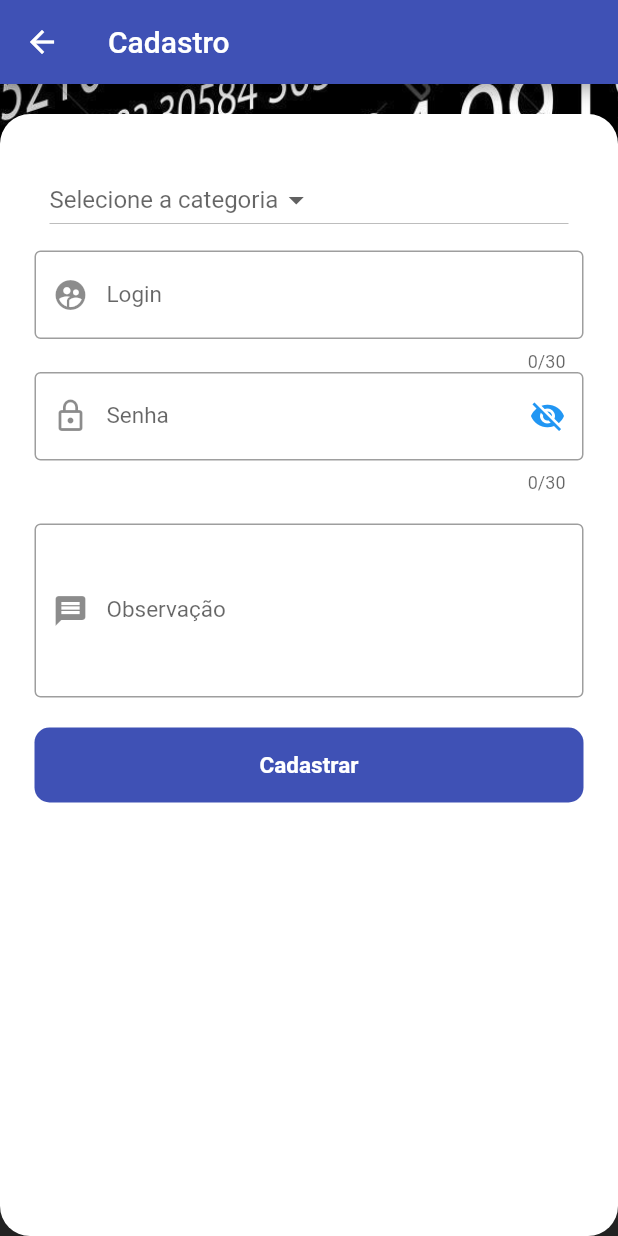
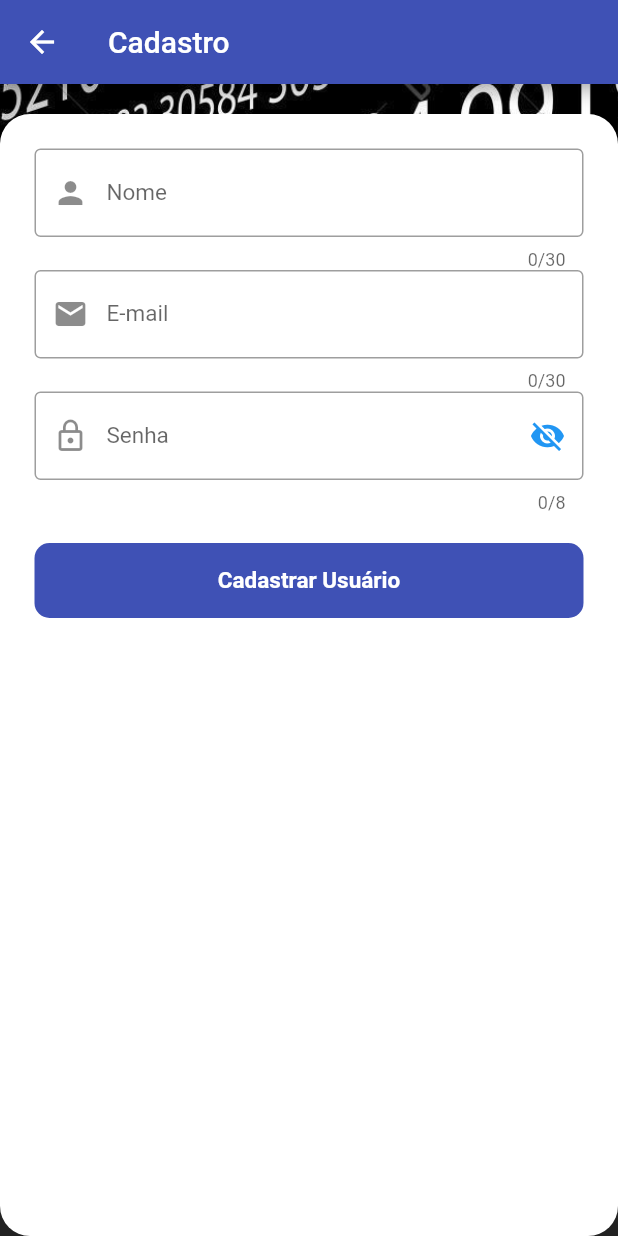
Before and after one commit to dariosalles/minhassenhassqlite, a Flutter app: the Cadastro screen opened directly, on a phone screen of 412 x 824 dp. Run offline on Flutter 3.47's test engine with Material 2 defaults, Android fonts, the phone set to English and light mode, and no system bars; our stand-ins replace fluttertoast, shared_preferences, sqflite; accounts and stored records are empty; Roboto replaces fonts that are missing (SFUIDisplay).

Commit message:
MAC-09062020-2215

```diff
--- a/lib/main.dart
+++ b/lib/main.dart
@@ -1,4 +1,5 @@
 import 'package:flutter/material.dart';
+import 'package:sqlite/pages/cadastro_page.dart';
 import 'package:sqlite/pages/home_page.dart';
 import 'pages/login_page.dart';
 import 'pages/senha_page.dart';
@@ -12,6 +13,7 @@ void main() {
     initialRoute: "/",
     routes: {
       '/': (context) => Inicial(),
+      '/cadastro': (context) => Cadastro(),
       '/inicial': (context) => HomePage(),
       '/senha':(context) => SenhaPage()
 
--- /dev/null
+++ b/lib/models/cadastro.dart
@@ -0,0 +1,24 @@
+class Cadastro {
+  String nome;
+  String email;
+  String senha;
+
+  Cadastro(this.nome, this.email, this.senha);
+
+  // converte Objeto para Map
+  Map<String,dynamic> toMap() {
+    var map = <String,dynamic> {
+      'nome': nome,
+      'email': email,
+      'senha': senha
+    };
+    return map;
+  }
+  // Converte Map para Objeto
+  Cadastro.fromMap(Map<String, dynamic> map){
+    nome = map['nome'];
+    email = map['email'];
+    senha = map['senha'];
+  }
+
+}
--- a/lib/models/senhas.dart
+++ b/lib/models/senhas.dart
@@ -1,6 +1,5 @@
 class Senhas {
   int id;
-  int id_usuario;
   String categoria;
   String login;
   String senha;
@@ -8,13 +7,12 @@ class Senhas {
   String data_cadastro;
   String ativado;
 
-  Senhas(this.id, this.id_usuario, this.categoria, this.login, this.senha, this.obs, this.data_cadastro, this.ativado);
+  Senhas(this.id, this.categoria, this.login, this.senha, this.obs, this.data_cadastro, this.ativado);
 
   // converte Objeto para Map
   Map<String,dynamic> toMap() {
     var map = <String,dynamic> {
       'id': id,
-      'id_usuario': id_usuario,
       'categoria': categoria,
       'login': login,
       'senha': senha,
@@ -27,7 +25,6 @@ class Senhas {
   // Converte Map para Objeto
   Senhas.fromMap(Map<String, dynamic> map){
     id = map['id'];
-    id_usuario = map['id_usuario'];
     categoria = map['categoria'];
     login = map['login'];
     senha = map['senha'];
--- a/lib/pages/cadastro_page.dart
+++ b/lib/pages/cadastro_page.dart
@@ -9,7 +9,7 @@ class Cadastro extends StatefulWidget {
 
 class _CadastroState extends State<Cadastro> {
 
-// Initially password is obscure
+  // Initially password is obscure
   bool _obscureText = true;
 
   // Toggles the password show status
@@ -19,131 +19,10 @@ class _CadastroState extends State<Cadastro> {
     });
   }
 
-  List<String> _categorias = ['Banco', 'Email', 'Entretenimento', 'Internet', 'Jogos', 'Outro', 'Social','Trabalho' ]; // Option 2
-  String _selectedCategoria; // Option 2
-
-
-  String _resultCad;
-
-  //CONTROLLER - CADASTRO - RECUPERA O QUE FOI DIGITADO
-  //TextEditingController _controllerCategoria = TextEditingController();
-  TextEditingController _controllerLogin = TextEditingController();
+  //CONTROLLER - BUSCA - RECUPERA O QUE FOI DIGITADO
+  TextEditingController _controllerNome = TextEditingController();
+  TextEditingController _controllerEmail = TextEditingController();
   TextEditingController _controllerSenha = TextEditingController();
-  TextEditingController _controllerObs = TextEditingController();
-
-
-  mensagemToast(String msg) {
-
-    return Fluttertoast.showToast(
-
-        msg: msg,
-        toastLength: Toast.LENGTH_SHORT,
-        gravity: ToastGravity.BOTTOM,
-        timeInSecForIos: 3,
-        backgroundColor: Color.fromARGB(255, 214, 37, 1),
-        textColor: Colors.white,
-        fontSize: 16.0
-    );
-
-
-  }
-
-//  _setCadastro() async {
-//
-//    SharedPreferences sp = await SharedPreferences.getInstance();
-//
-//    String categoria = _selectedCategoria;
-//    String login = _controllerLogin.text.trim();
-//    String senha = _controllerSenha.text.trim();
-//    String obs = _controllerObs.text.trim();
-//    String idusuario = sp.getString('id_usuario');
-//
-//    //print('Categoria: ' + categoria + ' Id Usuario: ' + idusuario + ' Senha: ' + senha + ' Obs: ' + obs);
-//
-//    if(categoria.isEmpty || login.isEmpty || senha.isEmpty || obs.isEmpty) {
-//
-//      mensagemToast("Campo Categoria, Login, Senha ou/e Observação em branco");
-//
-//    } else {
-//
-//
-//      //String _apiCadastro = 'http://www.dsxweb.com/apps/minhassenhas/api/apiCadastra_senha.php?token=$_token';
-//      String _apiCadastro = '${Constants.baseUrlApi}apiCadastra_senha.php';
-//
-//      //print(_apiCadastro);
-//
-//      http.Response response;
-//
-//      response = await http.post(_apiCadastro, body: {'id_usuario': idusuario, 'categoria': categoria, 'login': login, 'senha': senha, 'obs': obs, 'token': Constants.token.toString()});
-//
-//      //print(response.body);
-//
-//
-//      if (response.statusCode == 200) {
-//
-//        setState(() {
-//          _resultCad = response.body;
-//        });
-//
-//        //print('Resultado: $_resultCad');
-//
-//
-//        if(_resultCad=='Erro') {
-//
-//          //print('Erro no Cadastro');
-//          mensagemToast('Erro Cadastro');
-//
-//
-//        } else {
-//
-//          //print('Cadastro feito com sucesso');
-//
-//
-//          showDialog(context: context,
-//              builder: (context){
-//                return AlertDialog(
-//                  shape: RoundedRectangleBorder(
-//                      borderRadius: BorderRadius.all(Radius.circular(20.0))
-//                  ),
-//                  title: Text('Cadastrado com sucesso'),
-//                  titlePadding: EdgeInsets.all(20),
-//                  titleTextStyle: TextStyle(
-//                      fontSize: 20,
-//                      color: Colors.red
-//                  ),
-//                  content: Text('Cadastro do login efetuado com sucesso.',
-//                      textAlign: TextAlign.center),
-//                  contentPadding: EdgeInsets.all(20),
-//                  actions: <Widget>[
-//                    RaisedButton(
-//                      child: Text("OK"),
-//                      onPressed: (){
-//                        print('sim');
-//                        Navigator.pushNamed(context, '/inicial');
-//                      },
-//                    ),
-//                  ],
-//
-//                );
-//              });
-//          //print('Clicado $indice');
-//          //Navigator.pushNamed(context, '/');
-//
-//        }
-//
-//
-//
-//      } else {
-//
-//        print('Erro 500');
-//
-//      }
-//
-//
-//
-//    }
-//
-//  }
 
   @override
   Widget build(BuildContext context) {
@@ -178,30 +57,10 @@ class _CadastroState extends State<Cadastro> {
                 child: ListView(
                   padding: EdgeInsets.all(0),
                   children: <Widget>[
-                    Padding(
-                      padding: EdgeInsets.all(10),
-                      //alignment: Alignment.center,
-                      //color: Colors.orange,
-                      child: DropdownButton(
-                        hint: Text('Selecione a categoria'), // Not necessary for Option 1
-                        value: _selectedCategoria,
-                        onChanged: (newValue) {
-                          setState(() {
-                            _selectedCategoria = newValue;
-                          });
-                        },
-                        items: _categorias.map((location) {
-                          return DropdownMenuItem(
-                            child: new Text(location),
-                            value: location,
-                          );
-                        }).toList(),
-                      ),
-                    ),
                     Container(
                       color: Colors.white,
                       child: TextFormField(
-                        controller: _controllerLogin,
+                        controller: _controllerNome,
                         maxLength: 30,
                         obscureText: false,
                         style: TextStyle(
@@ -210,8 +69,49 @@ class _CadastroState extends State<Cadastro> {
                         ),
                         decoration: InputDecoration(
                             border: OutlineInputBorder(),
-                            labelText: 'Login',
-                            prefixIcon: Icon(Icons.supervised_user_circle),
+                            labelText: 'Nome',
+                            prefixIcon: Icon(Icons.person),
+                            labelStyle: TextStyle(
+                                fontSize: 15
+                            )
+                        ),
+                      ),
+
+                    ),
+//                    Padding(
+//                      padding: EdgeInsets.only(top: 20),
+//                      child: TextField(
+//                        maxLines: 1,
+//                        controller: _controllerNome,
+//                        style: TextStyle(
+//                            color: Colors.black,
+//                            fontFamily: 'SFUIDisplay'
+//                        ),
+//                        decoration: InputDecoration(
+//                            border: OutlineInputBorder(),
+//                            labelText: 'Nome',
+//                            prefixIcon: Icon(Icons.person),
+//                            labelStyle: TextStyle(
+//                              fontSize: 15,
+//
+//                            )
+//                        ),
+//                      ),
+//                    ),
+                    Container(
+                      color: Colors.white,
+                      child: TextFormField(
+                        controller: _controllerEmail,
+                        maxLength: 30,
+                        obscureText: false,
+                        style: TextStyle(
+                            color: Colors.black,
+                            fontFamily: 'SFUIDisplay'
+                        ),
+                        decoration: InputDecoration(
+                            border: OutlineInputBorder(),
+                            labelText: 'E-mail',
+                            prefixIcon: Icon(Icons.mail),
                             labelStyle: TextStyle(
                                 fontSize: 15
                             )
@@ -222,7 +122,7 @@ class _CadastroState extends State<Cadastro> {
                       color: Colors.white,
                       child: TextFormField(
                         controller: _controllerSenha,
-                        maxLength: 30,
+                        maxLength: 8,
                         obscureText: _obscureText,
                         style: TextStyle(
                             color: Colors.black,
@@ -247,34 +147,15 @@ class _CadastroState extends State<Cadastro> {
                         ),
                       ),
                     ),
-                    Padding(
-                      padding: EdgeInsets.only(top: 20),
-                      child: TextField(
-                        maxLines: 4,
-                        controller: _controllerObs,
-                        style: TextStyle(
-                            color: Colors.black,
-                            fontFamily: 'SFUIDisplay'
-                        ),
-                        decoration: InputDecoration(
-                            border: OutlineInputBorder(),
-                            labelText: 'Observação',
-                            prefixIcon: Icon(Icons.message),
-                            labelStyle: TextStyle(
-                              fontSize: 15,
 
-                            )
-                        ),
-                      ),
-                    ),
                     Padding(
                       padding: EdgeInsets.only(top: 20),
                       child: MaterialButton(
                         onPressed: (){
-                          //_setCadastro();
+                          _setCadastro();
                           //Navigator.pushNamed(context, '/pecas');
                         },//since this is only a UI app
-                        child: Text('Cadastrar',
+                        child: Text('Cadastrar Usuário',
                           style: TextStyle(
                             fontSize: 15,
                             fontFamily: 'SFUIDisplay',
@@ -302,4 +183,9 @@ class _CadastroState extends State<Cadastro> {
 
   }
 
+  void _setCadastro() {
+
+
+  }
+
 }
--- a/pubspec.yaml
+++ b/pubspec.yaml
@@ -27,6 +27,7 @@ dependencies:
   path_provider:
   fluttertoast: ^3.1.3
   shared_preferences: ^0.5.7+3
+  intl: ^0.16.1
 
 dev_dependencies:
   flutter_test:
```
Also changed, not shown: lib/helpers/database_helper.dart (+8 -7 lines), lib/helpers/dbcadastro_helper.dart (added, +67 -0 lines), lib/pages/drawer_page.dart (+21 -20 lines), lib/pages/home_page.dart (+25 -11 lines), lib/pages/login_page.dart (+25 -0 lines), lib/pages/senha_page.dart (+104 -51 lines), assets/img/logo_minhassenhas2.png (added), pubspec.lock.
